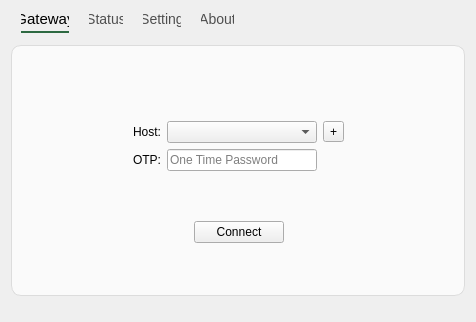
The window that src/anylink.ui (tlslink/anylink-client) describes before a commit, drawn with Qt 5.
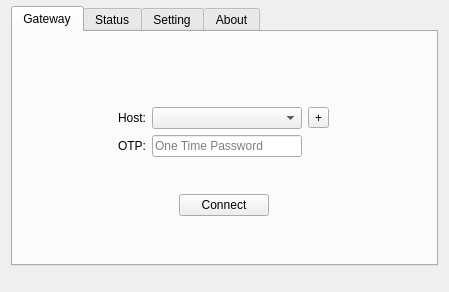
The same window after the commit. Custom widgets are drawn as their Qt base class.

Commit message: opt style

```diff
--- a/src/anylink.ui
+++ b/src/anylink.ui
@@ -6,52 +6,13 @@
    <rect>
     <x>0</x>
     <y>0</y>
-    <width>476</width>
-    <height>322</height>
+    <width>449</width>
+    <height>292</height>
    </rect>
   </property>
   <property name="windowTitle">
    <string>AnyLink Secure Client</string>
   </property>
-  <property name="styleSheet">
-   <string notr="true">/********** QTabBar **********/
-QTabBar::tab {
-		height: 25px;
-       color: rgb(79, 79, 79);
-       background: transparent;
-		font: 14px;
-		margin-right: 10px;
-		margin-left: 10px;
-}
-QTabBar::tab:hover {
-		font: 15px;
-       border-bottom: 2px solid rgb(155, 155, 155);
-       color: black;
-		height: 25px;
-		margin-right: 10px;
-		margin-left: 10px;
-}
-QTabBar::tab:selected {
-		font: 15px;
-		border-bottom: 2px solid rgb(45, 105, 65);
-       color: black;
-		height: 25px;
-		margin-right: 10px;
-		margin-left: 10px;
-}
-QTabWidget#tabWidget::pane {
-		border: 1px solid rgb(220, 220, 220);
-       background: rgb(250, 250, 250);
-       margin-top: 12px;
-		color: black;
-		border-radius: 10px;
-}
-/********** QListView **********/
-QListView::item {
-		margin: 2px;
-		font: 18px;
-}</string>
-  </property>
   <layout class="QVBoxLayout" name="verticalLayout_5">
    <property name="topMargin">
     <number>6</number>
```
The commit also changes 6 other files.
